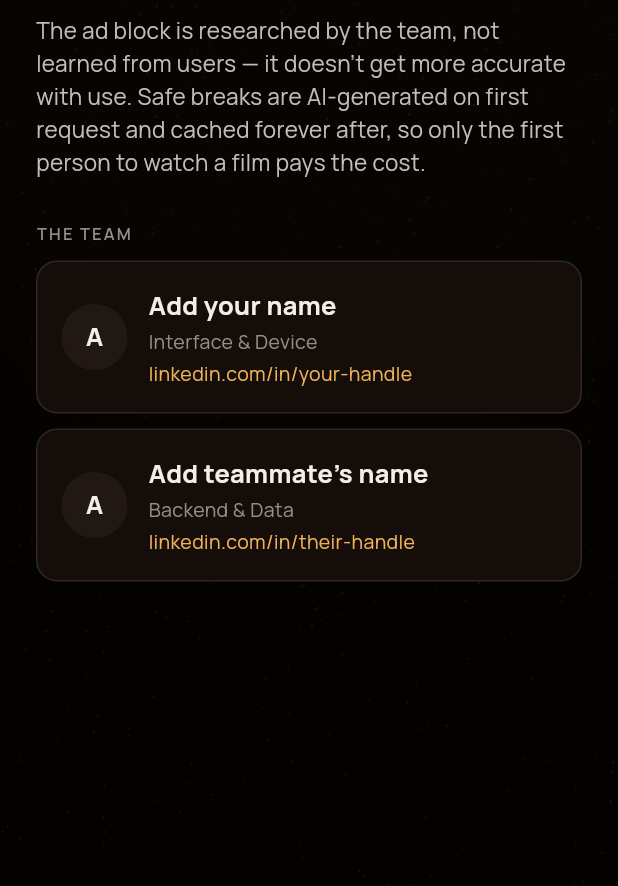
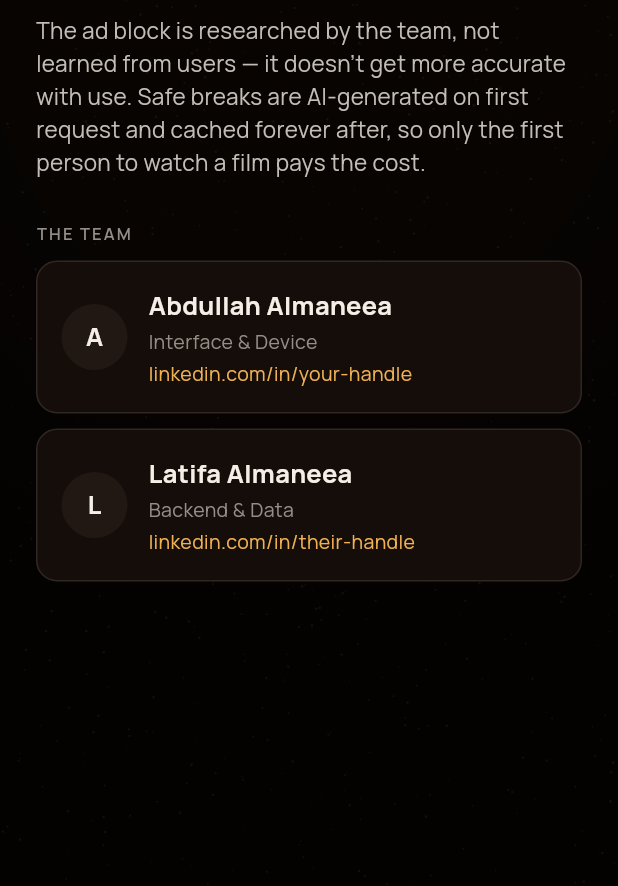
Before and after one commit to LatifaManeea/FinalProject, a Flutter app: the AboutScreen screen opened directly, on a phone screen of 412 x 824 dp, the part 350-1236 px from its top. Run offline on Flutter 3.47's test engine with Material 3 defaults, Android fonts, the phone set to English and light mode, and no system bars; our stand-ins replace google_fonts, image_picker; accounts and stored records are empty.

```diff
--- a/lib/screens/about/about_screen.dart
+++ b/lib/screens/about/about_screen.dart
@@ -12,8 +12,8 @@ class AboutScreen extends StatelessWidget {
   const AboutScreen({super.key});
 
   static const _developers = [
-    _Developer(name: 'Add your name', role: 'Interface & Device', linkedIn: 'linkedin.com/in/your-handle'),
-    _Developer(name: 'Add teammate\'s name', role: 'Backend & Data', linkedIn: 'linkedin.com/in/their-handle'),
+    _Developer(name: 'Abdullah Almaneea', role: 'Interface & Device', linkedIn: 'linkedin.com/in/your-handle'),
+    _Developer(name: 'Latifa Almaneea', role: 'Backend & Data', linkedIn: 'linkedin.com/in/their-handle'),
   ];
 
   @override
```
